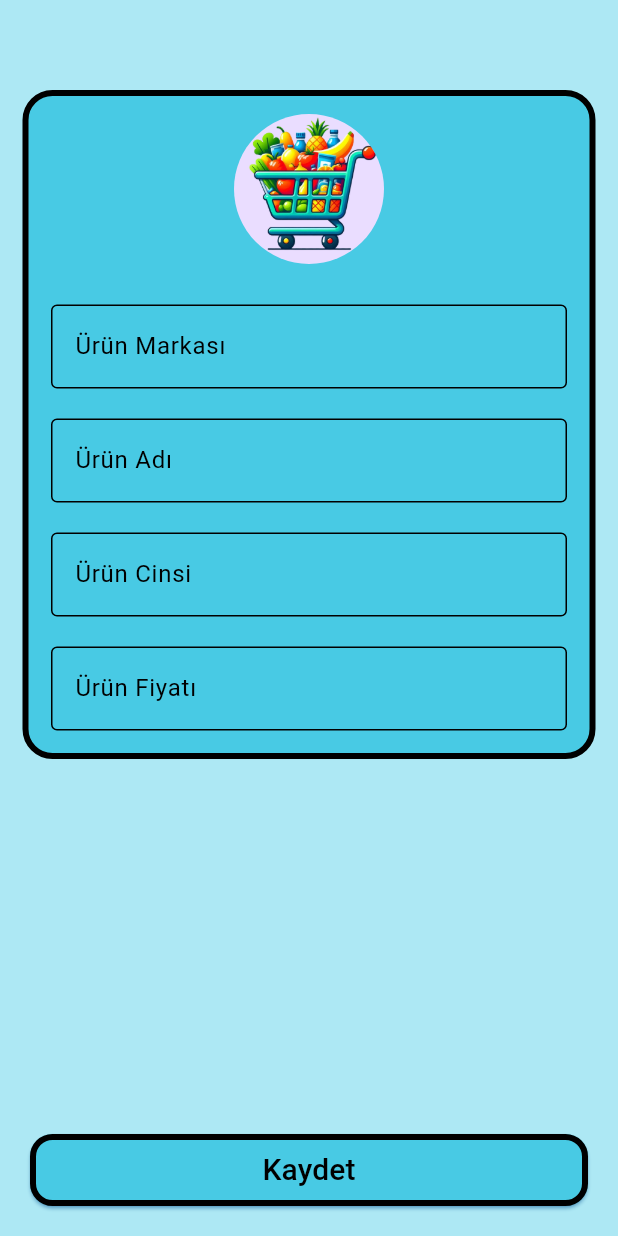
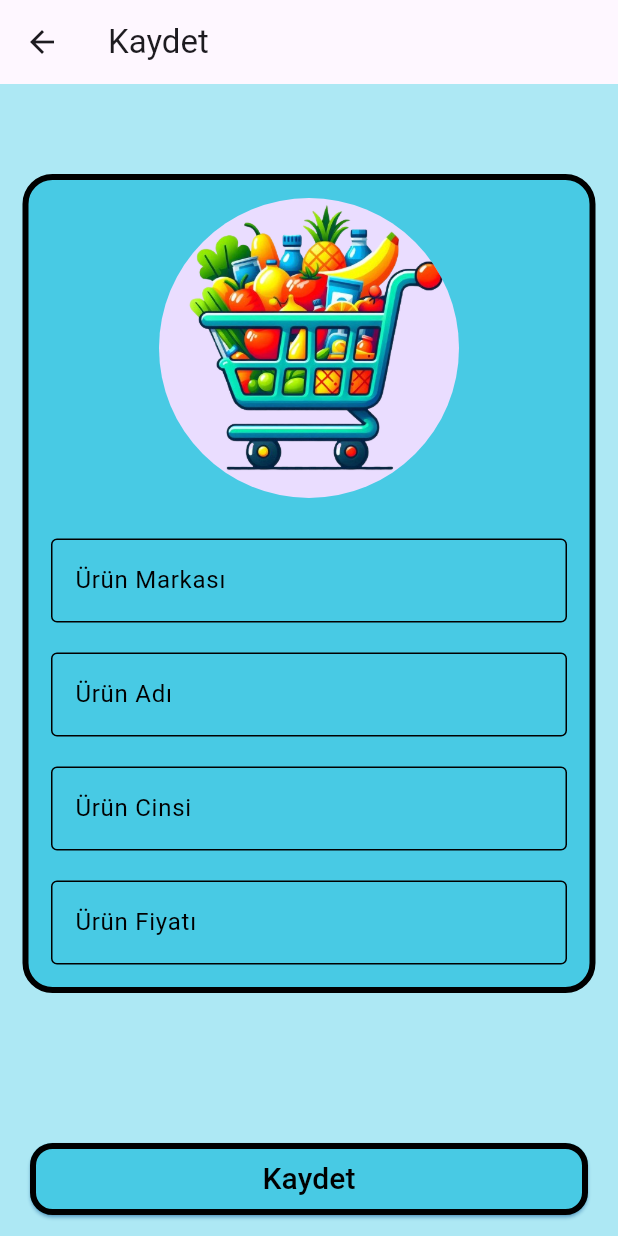
Before and after one commit to idris-is/urun_fiyat, a Flutter app: the screen it shows once a user with an empty profile is signed in, after a tap on "Ürün Ekle", on a phone screen of 412 x 824 dp. Run offline on Flutter 3.47's test engine with Material 3 defaults, Android fonts, the phone set to English and light mode, and no system bars; drawn by our look-alikes of loading_overlay; our stand-ins replace cloud_firestore, firebase_auth, firebase_core, firebase_storage, image_picker; accounts and stored records are empty; network calls fail.

Commit message:
animasyon,renk ve birkaç widget değişiklikleri

```diff
--- a/lib/Pages/urun_kaydetme.dart
+++ b/lib/Pages/urun_kaydetme.dart
@@ -36,7 +36,6 @@ class _UrunKaydetmeState extends State<UrunKaydetme> {
   String? imageUrl; // Ürün fotoğrafı URL'si
   File? imageFile; // Seçilen fotoğraf dosyası
   bool _isLoading = false; // Yükleme katmanını yönetmek için durum değişkeni
-
   @override
   void initState() {
     super.initState();
@@ -52,13 +51,15 @@ class _UrunKaydetmeState extends State<UrunKaydetme> {
   @override
   Widget build(BuildContext context) {
     return Scaffold(
+      backgroundColor: const Color(0xFFade8f4),
+      appBar: AppBar(
+        title: Text(widget.isUpdating ? MyTexts().guncelle : MyTexts().kaydet),
+      ),
       body: LoadingOverlay(
         isLoading: _isLoading,
         child: SingleChildScrollView(
-          child: Container(
-            height: MediaQuery.of(context).size.height,
+          child: SizedBox(
             width: MediaQuery.of(context).size.width,
-            decoration: const BoxDecoration(color: Color(0xFFade8f4)),
             child: Column(
               mainAxisAlignment: MainAxisAlignment.spaceBetween,
               children: [
@@ -69,7 +70,7 @@ class _UrunKaydetmeState extends State<UrunKaydetme> {
                       border:
                           Border.all(color: MyColors().myBorderColor, width: 4),
                       borderRadius: BorderRadius.circular(20),
-                      color: Color(0xFF48cae4),
+                      color: const Color(0xFF48cae4),
                     ),
                     child: Column(
                       mainAxisAlignment: MainAxisAlignment.spaceBetween,
@@ -81,6 +82,11 @@ class _UrunKaydetmeState extends State<UrunKaydetme> {
                             decoration: const BoxDecoration(
                               shape: BoxShape.circle,
                             ),
+                            child: Hero(
+                              createRectTween: (begin, end) {
+                                return RectTween(begin: begin, end: end);
+                              },
+                              tag: widget.product['id'] ?? 'new_image',
                               child: CircleAvatar(
                                 backgroundImage: imageFile != null
                                     ? FileImage(imageFile!)
@@ -91,7 +97,8 @@ class _UrunKaydetmeState extends State<UrunKaydetme> {
                                                 as ImageProvider)
                                         : const AssetImage(
                                             'assets/ic_launcher.png'),
-                              radius: 50,
+                                radius: 100,
+                              ),
                             ),
                           ),
                         ),
@@ -101,7 +108,7 @@ class _UrunKaydetmeState extends State<UrunKaydetme> {
                             padding: const EdgeInsets.all(15.0),
                             child: Column(
                               children: [
-                                CustomWidget().myTextFormField(
+                                MyTextFormField().myTextFormField(
                                   hintText: MyTexts().umHintText,
                                   validator: (value) {
                                     if (value!.isEmpty) {
@@ -116,7 +123,7 @@ class _UrunKaydetmeState extends State<UrunKaydetme> {
                                   keyboardType: TextInputType.name,
                                 ),
                                 const SizedBox(height: 20),
-                                CustomWidget().myTextFormField(
+                                MyTextFormField().myTextFormField(
                                   hintText: MyTexts().uaHintText,
                                   validator: (value) {
                                     if (value!.isEmpty) {
@@ -131,7 +138,7 @@ class _UrunKaydetmeState extends State<UrunKaydetme> {
                                   keyboardType: TextInputType.name,
                                 ),
                                 const SizedBox(height: 20),
-                                CustomWidget().myTextFormField(
+                                MyTextFormField().myTextFormField(
                                   hintText: MyTexts().ucHinttext,
                                   validator: (value) {
                                     if (value!.isEmpty) {
@@ -146,7 +153,7 @@ class _UrunKaydetmeState extends State<UrunKaydetme> {
                                   keyboardType: TextInputType.text,
                                 ),
                                 const SizedBox(height: 20),
-                                CustomWidget().myTextFormField(
+                                MyTextFormField().myTextFormField(
                                   hintText: MyTexts().ufHintText,
                                   validator: (value) {
                                     if (value!.isEmpty) {
@@ -169,7 +176,11 @@ class _UrunKaydetmeState extends State<UrunKaydetme> {
                   ),
                 ),
                 Padding(
-                  padding: const EdgeInsets.all(20),
+                  padding: const EdgeInsets.only(
+                    top: 100,
+                    left: 20,
+                    right: 20,
+                  ),
                   child: ElevatedButton(
                     onPressed: () {
                       if (_formKey.currentState!.validate()) {
@@ -196,15 +207,16 @@ class _UrunKaydetmeState extends State<UrunKaydetme> {
                         const Size(double.maxFinite, 48),
                       ),
                       backgroundColor: WidgetStateProperty.all<Color>(
-                        Color(0xFF48cae4),
+                        const Color(0xFF48cae4),
                       ),
                       shape: WidgetStateProperty.all<RoundedRectangleBorder>(
                         RoundedRectangleBorder(
                           borderRadius: BorderRadius.circular(15),
                         ),
                       ),
-                      overlayColor:
-                          WidgetStateProperty.all<Color>(Color(0xFF0096c7),),
+                      overlayColor: WidgetStateProperty.all<Color>(
+                        const Color(0xFF0096c7),
+                      ),
                       shadowColor: WidgetStateProperty.all<Color>(Colors.blue),
                     ),
                     child: Text(
--- a/lib/custom_widget/custom_widget.dart
+++ b/lib/custom_widget/custom_widget.dart
@@ -2,7 +2,7 @@ import 'package:flutter/material.dart';
 
 import '../MyFile/String.dart';
 
-class CustomWidget {
+class MyTextFormField {
   TextFormField myTextFormField({
     required String labelText,
     required TextInputAction textInputAction,
```
Also changed, not shown: lib/Pages/home_page.dart (+88 -6 lines), lib/custom_widget/animation.dart (added, +58 -0 lines). Lines whose indentation alone changed are shown as unchanged.
